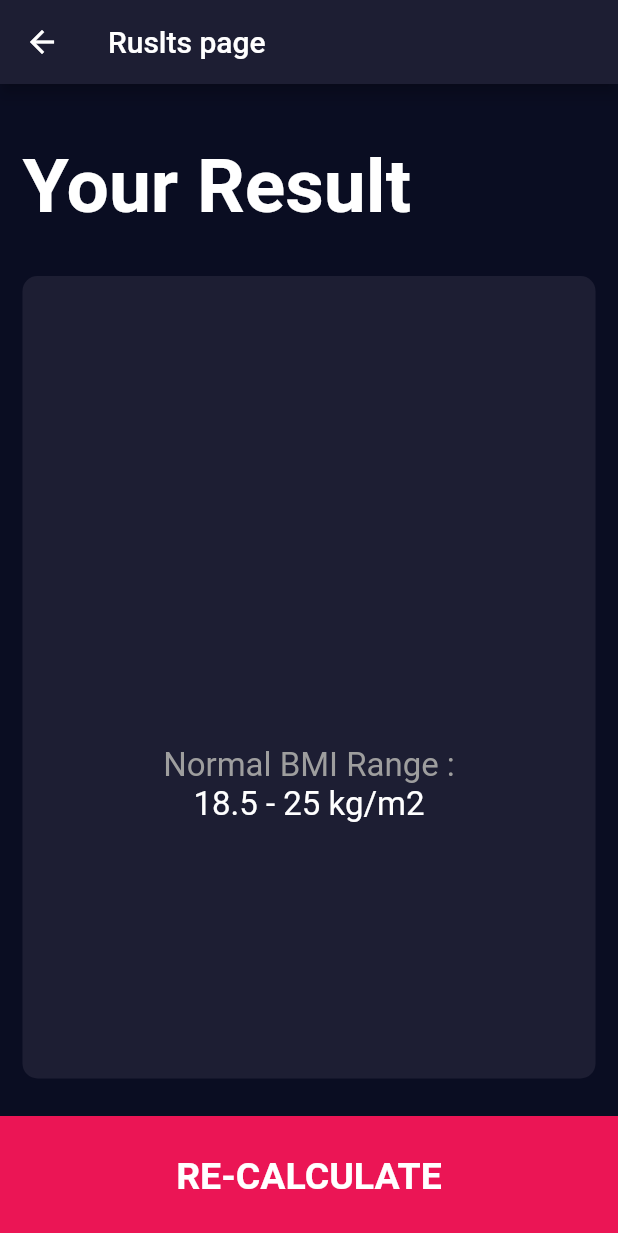
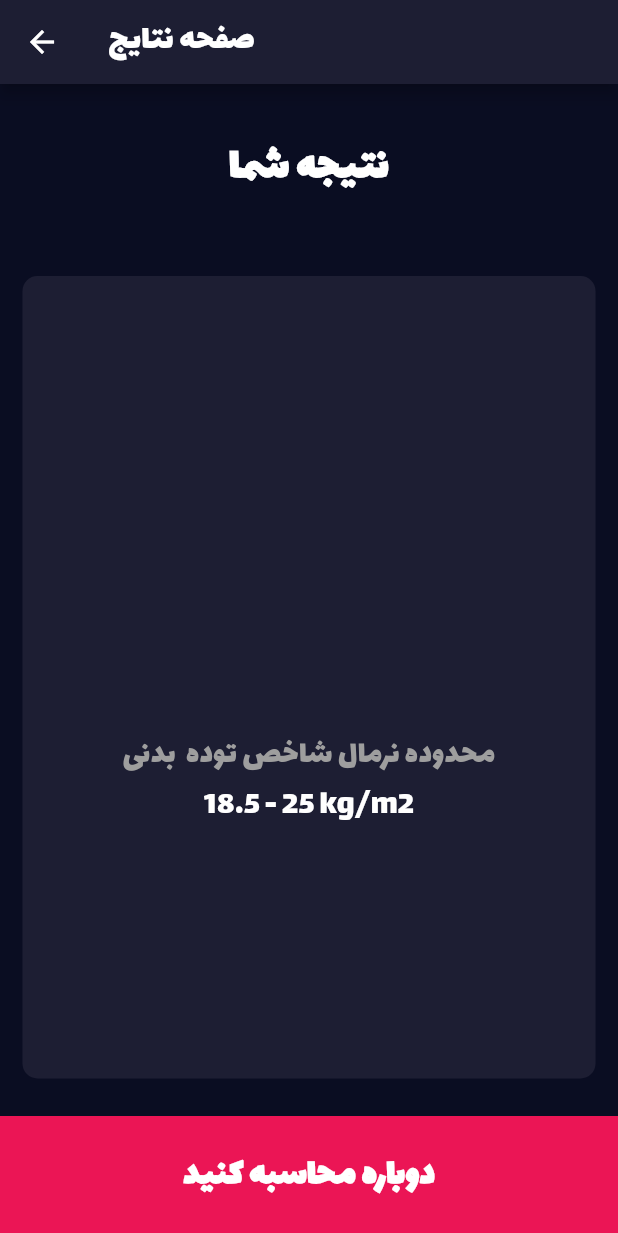
Before and after one commit to mmdsarhadi/Bmi_Calculator, a Flutter app: the Resultspage screen opened directly with empty values, on a phone screen of 412 x 824 dp. Shown: the top 1233 px of the screen. Run offline on Flutter 3.47's test engine with Material 2 defaults, Android fonts, the phone set to English and light mode, and no system bars; our stand-ins replace font_awesome_flutter.

Commit message:
Changing the language of the program and completing the description page

```diff
--- a/lib/calculator.dart
+++ b/lib/calculator.dart
@@ -17,27 +17,27 @@ class Calculator {
 
   String getInterpretation() {
     if (_bmi >= 25) {
-      return "You have a higher than normal body weight. Try to exercise more.";
+      return "وزن بدن شما بالاتر از حد طبیعی است. سعی کنید بیشتر ورزش کنید";
     }
     else if (_bmi >= 18.5) {
-      return 'You Have a Normal Body Weight. Good Job!';
+      return '! شما وزن طبیعی دارید. آفرین';
     }
     else {
-      return 'ou Have a Lower Than Normal Body Weight. You Can Eat a Bit More';
+      return 'شما وزن بدنی کمتر از حد معمول دارید. می توانید کمی بیشتر بخورید';
     }
   }
 
   String getResault() {
     if (_bmi >= 25) {
-      return 'Overweight';
+      return 'اضافه وزن';
     }
 
     if (_bmi >= 18.5) {
-      return "Normal";
+      return "طبیعی";
     }
 
     else {
-      return "Underweight";
+      return "کمبود وزن";
     }
   }
 
--- a/lib/constans.dart
+++ b/lib/constans.dart
@@ -7,17 +7,17 @@ const activecardcolor = Color(0xFF1D1E33);
 const inactivecardcolor = Color(0xFF111328);
 const BottomContinercolor = Color(0xFFEB1555);
 const kNumberTextStyle = TextStyle(fontSize: 50, fontWeight: FontWeight.w900);
-const kLargeButtonTextStyle =
-    TextStyle(fontSize: 25, fontWeight: FontWeight.bold);
-const kTitleTextStyle = TextStyle(fontSize: 50, fontWeight: FontWeight.bold);
+const kLargeButtonTextStyle = TextStyle(
+    fontSize: 25, fontWeight: FontWeight.bold, fontFamily: "Lalezar-Regular");
+const kTitleTextStyle = TextStyle(
+    fontSize: 30, fontWeight: FontWeight.bold, fontFamily: "Lalezar-Regular");
 
 const kRsultTextStyle = TextStyle(
-    color: Color(0xFF24D876), fontSize: 22, fontWeight: FontWeight.bold);
-const kBMITextStyle = TextStyle(fontSize: 100, fontWeight: FontWeight.bold);
-const kgrayBodyTextStyle = TextStyle(
-  color: Colors.grey,
-  fontSize: 22,
-);
-const kBodyTextStyle = TextStyle(
-  fontSize: 22,
-);
+    color: Color(0xFF24D876),
+    fontSize: 22,
+    fontWeight: FontWeight.bold,
+    fontFamily: "Lalezar-Regular");
+const kBMITextStyle = TextStyle(fontSize: 100, fontWeight: FontWeight.bold, );
+const kgrayBodyTextStyle =
+    TextStyle(color: Colors.grey, fontSize: 22, fontFamily: "Lalezar-Regular");
+const kBodyTextStyle = TextStyle(fontSize: 22, fontFamily: "Lalezar-Regular");
--- a/lib/screens/result_page.dart
+++ b/lib/screens/result_page.dart
@@ -17,17 +17,17 @@ class Resultspage extends StatelessWidget {
       appBar: AppBar(
         backgroundColor: Color(0xFF1D1E33),
 
-        title: Text("Ruslts page"),
+        title: Text("صفحه نتایج",style: TextStyle(fontFamily: "Lalezar-Regular", fontSize: 24),),
       ),
       body: Column(
         crossAxisAlignment: CrossAxisAlignment.stretch,
         children: [
           Expanded(
               child: Container(
-            alignment: Alignment.bottomLeft,
+            alignment: Alignment.center,
             padding: EdgeInsets.all(15),
             child: Text(
-              'Your Result',
+              'نتیجه شما',
               style: kTitleTextStyle,
             ),
           )),
@@ -49,9 +49,11 @@ class Resultspage extends StatelessWidget {
                   Column(
                     children: [
                       Text(
-                        "Normal BMI Range :",
+                        "محدوده نرمال شاخص توده  بدنی",
                         style: kgrayBodyTextStyle,
                       ),
+
+
                       Text(
                         "18.5 - 25 kg/m2",
                         style: kBodyTextStyle,
@@ -71,7 +73,7 @@ class Resultspage extends StatelessWidget {
             ),
           ),
           BottomButton(
-            title: 'RE-CALCULATE',
+            title: 'دوباره محاسبه کنید',
             ontab: () {
               Navigator.pop(context);
             },
```
Also changed, not shown: lib/screens/Education.dart (added, +101 -0 lines), lib/screens/about.dart (added, +65 -0 lines), lib/screens/input_page.dart (+40 -8 lines).
